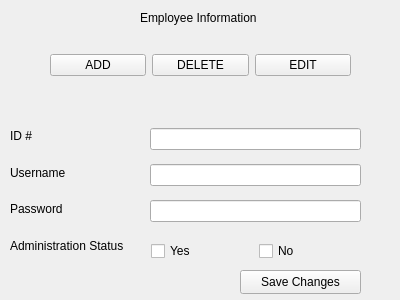
The window that QtGui/employeemanager.ui (Tligtvoet/goat-bulk) describes before a commit, drawn with Qt 5.
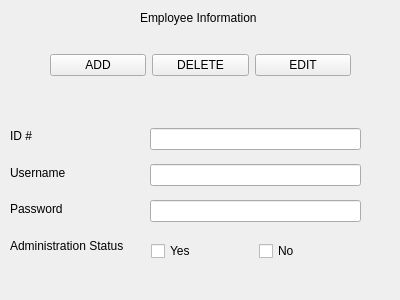
The same window after the commit.

Diff of the .ui file:
```diff
--- a/QtGui/employeemanager.ui
+++ b/QtGui/employeemanager.ui
@@ -158,19 +158,6 @@
     </item>
    </layout>
   </widget>
-  <widget class="QPushButton" name="pushButton_SaveChanges">
-   <property name="geometry">
-    <rect>
-     <x>240</x>
-     <y>270</y>
-     <width>121</width>
-     <height>24</height>
-    </rect>
-   </property>
-   <property name="text">
-    <string>Save Changes</string>
-   </property>
-  </widget>
  </widget>
  <resources/>
  <connections/>
```
